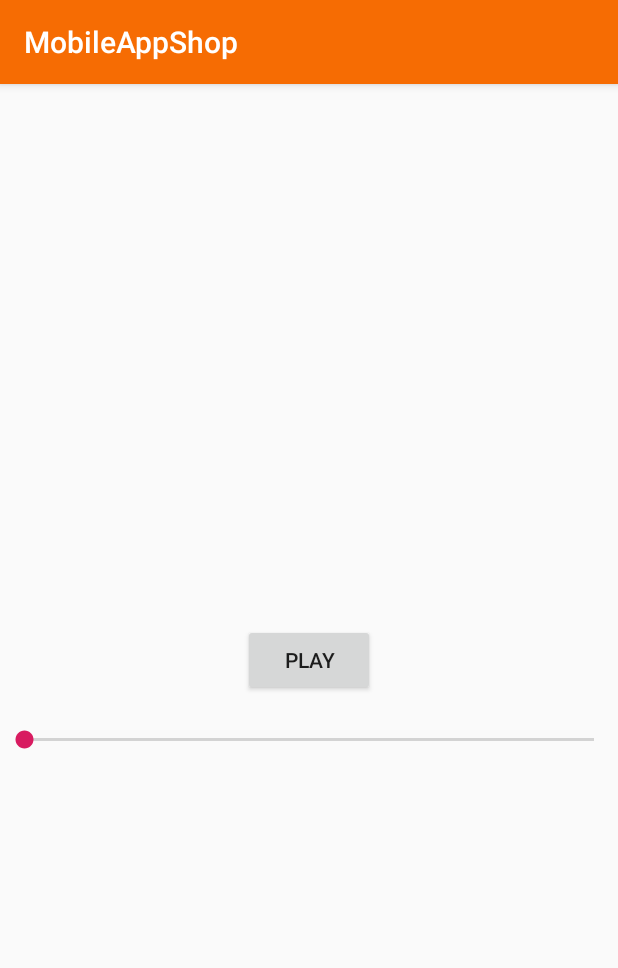
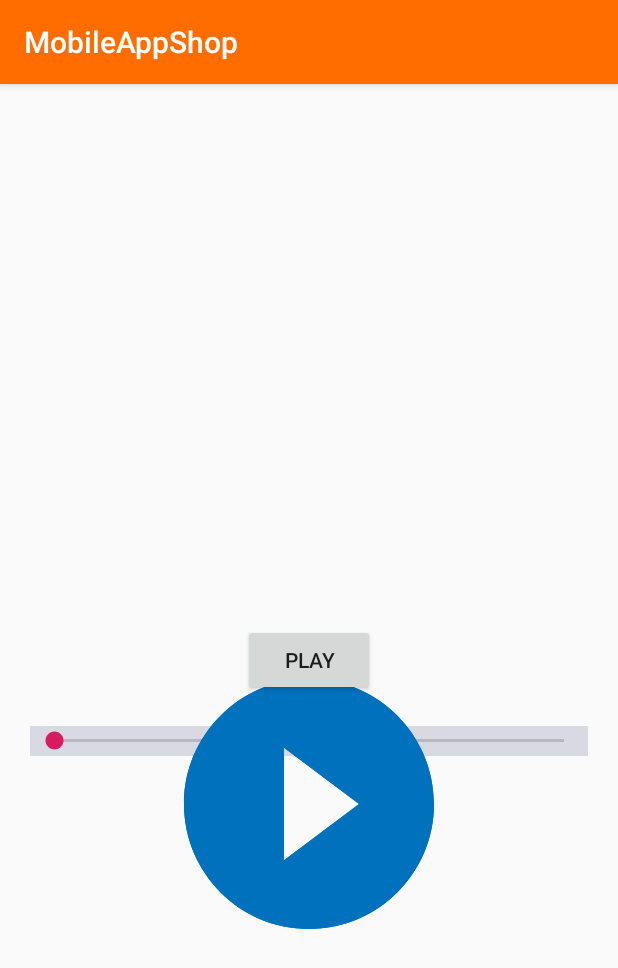
Before and after one commit to panarik/App-Android-TestFeatures, an Android app: the PlayingAudioActivity screen opened directly, with no data from a screen before it, on a phone screen of 412 x 824 dp. Shown: the top 968 px of the screen. Run offline under Robolectric (Android 15) with nearby library versions, the phone set to English and light mode, and no system bars.

Commit message:
2019.11.02 Add vector graphics and controls

```diff
--- /dev/null
+++ b/app/src/main/res/drawable/ic_pause_circle_filled_blue_200dp.xml
@@ -0,0 +1,5 @@
+<vector android:height="24dp" android:tint="#0071BC"
+    android:viewportHeight="24.0" android:viewportWidth="24.0"
+    android:width="24dp" xmlns:android="http://schemas.android.com/apk/res/android">
+    <path android:fillColor="#FF000000" android:pathData="M12,2C6.48,2 2,6.48 2,12s4.48,10 10,10 10,-4.48 10,-10S17.52,2 12,2zM11,16L9,16L9,8h2v8zM15,16h-2L13,8h2v8z"/>
+</vector>
--- /dev/null
+++ b/app/src/main/res/drawable/ic_play_circle_filled_black_24dp.xml
@@ -0,0 +1,5 @@
+<vector android:height="24dp" android:tint="#0071BC"
+    android:viewportHeight="24.0" android:viewportWidth="24.0"
+    android:width="24dp" xmlns:android="http://schemas.android.com/apk/res/android">
+    <path android:fillColor="#FF000000" android:pathData="M12,2C6.48,2 2,6.48 2,12s4.48,10 10,10 10,-4.48 10,-10S17.52,2 12,2zM10,16.5v-9l6,4.5 -6,4.5z"/>
+</vector>
--- a/app/src/main/res/layout/activity_playing_audio.xml
+++ b/app/src/main/res/layout/activity_playing_audio.xml
@@ -18,7 +18,29 @@
     <SeekBar
         android:id="@+id/volumeSeekBar"
         android:layout_width="match_parent"
-        android:layout_height="wrap_content"
+        android:layout_height="20dp"
         android:layout_below="@id/buttonControl"
+        android:layout_marginStart="20dp"
+        android:layout_marginEnd="20dp"
+        android:background="#D9D9E1"
         android:layout_marginTop="20dp" />
+
+    <ImageView
+        android:id="@+id/controlPlay"
+        android:layout_width="200dp"
+        android:layout_height="200dp"
+        android:layout_centerHorizontal="true"
+        android:layout_marginTop="380dp"
+        app:srcCompat="@drawable/ic_play_circle_filled_black_24dp"
+        tools:ignore="VectorDrawableCompat"
+        android:onClick="controlVolume"/>
+
+    <ImageView
+        android:id="@+id/controlPause"
+        android:layout_width="200dp"
+        android:layout_height="200dp"
+        android:layout_centerHorizontal="true"
+        android:layout_marginTop="380dp"
+        app:srcCompat="@drawable/ic_play_circle_filled_black_24dp"
+        tools:ignore="VectorDrawableCompat" />
 </RelativeLayout>
--- a/app/src/main/res/values/colors.xml
+++ b/app/src/main/res/values/colors.xml
@@ -1,6 +1,6 @@
 <?xml version="1.0" encoding="utf-8"?>
 <resources>
-    <color name="colorPrimary">#F66C03</color>
+    <color name="colorPrimary">#FF6C00</color>
     <color name="colorPrimaryDark">#733100</color>
     <color name="colorAccent">#D81B60</color>
 </resources>
```
Also changed, not shown: app/src/main/java/com/github/panarik/mobile/app/shop/PlayingAudioActivity.java (+28 -1 lines), app/src/main/res/mipmap-hdpi/ic_launcher.png, app/src/main/res/mipmap-hdpi/ic_launcher_round.png, app/src/main/res/mipmap-mdpi/ic_launcher.png, app/src/main/res/mipmap-mdpi/ic_launcher_round.png, app/src/main/res/mipmap-xhdpi/ic_launcher.png, app/src/main/res/mipmap-xhdpi/ic_launcher_round.png, app/src/main/res/mipmap-xxhdpi/ic_launcher.png, app/src/main/res/mipmap-xxhdpi/ic_launcher_round.png, app/src/main/res/mipmap-xxxhdpi/ic_launcher.png, app/src/main/res/mipmap-xxxhdpi/ic_launcher_round.png.
